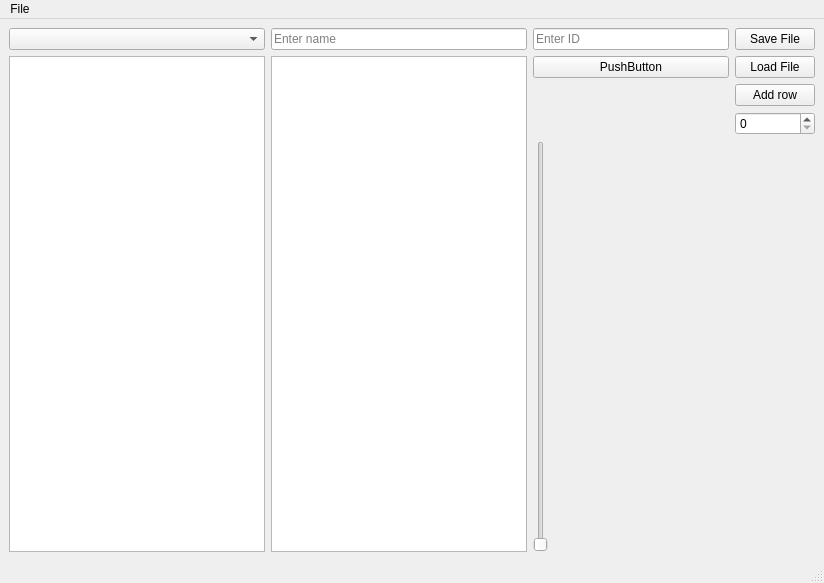
First picture: the form in src/ex_modelview/mainwindow.ui, repository dsba-z/week18cpp2021-modelview, before the edit.
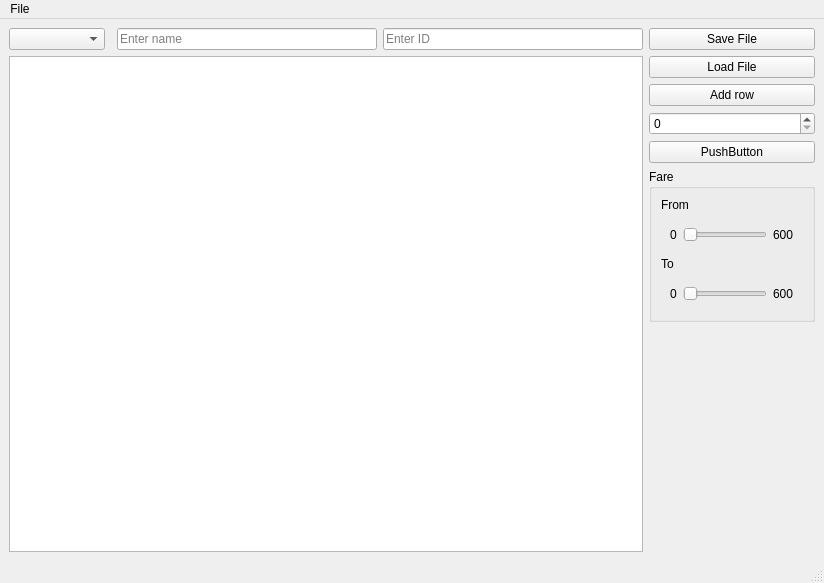
Second picture: the form after the edit.

```diff
--- a/src/ex_modelview/mainwindow.ui
+++ b/src/ex_modelview/mainwindow.ui
@@ -15,28 +15,14 @@
   </property>
   <widget class="QWidget" name="centralwidget">
    <layout class="QGridLayout" name="gridLayout">
-    <item row="6" column="5">
+    <item row="6" column="6" colspan="3">
      <widget class="QSpinBox" name="spinBox">
       <property name="maximum">
        <number>999</number>
       </property>
      </widget>
     </item>
-    <item row="5" column="5">
-     <widget class="QPushButton" name="addRowButton">
-      <property name="text">
-       <string>Add row</string>
-      </property>
-     </widget>
-    </item>
-    <item row="4" column="5">
-     <widget class="QPushButton" name="loadButton">
-      <property name="text">
-       <string>Load File</string>
-      </property>
-     </widget>
-    </item>
-    <item row="7" column="5">
+    <item row="13" column="6">
      <spacer name="verticalSpacer">
       <property name="orientation">
        <enum>Qt::Vertical</enum>
@@ -49,20 +35,28 @@
       </property>
      </spacer>
     </item>
-    <item row="4" column="3" rowspan="4">
-     <widget class="QTableView" name="tableDetailsView"/>
+    <item row="4" column="6" colspan="3">
+     <widget class="QPushButton" name="loadButton">
+      <property name="text">
+       <string>Load File</string>
+      </property>
+     </widget>
     </item>
-    <item row="4" column="1" rowspan="4">
-     <widget class="QTableView" name="tableView"/>
+    <item row="5" column="6" colspan="3">
+     <widget class="QPushButton" name="addRowButton">
+      <property name="text">
+       <string>Add row</string>
+      </property>
+     </widget>
     </item>
-    <item row="4" column="4">
+    <item row="7" column="6" colspan="3">
      <widget class="QPushButton" name="pushButton">
       <property name="text">
        <string>PushButton</string>
       </property>
      </widget>
     </item>
-    <item row="0" column="5">
+    <item row="0" column="6" colspan="3">
      <widget class="QPushButton" name="saveButton">
       <property name="text">
        <string>Save File</string>
@@ -83,6 +77,86 @@
       </property>
      </widget>
     </item>
+    <item row="8" column="6" colspan="3">
+     <widget class="QGroupBox" name="fareGroupBox">
+      <property name="title">
+       <string>Fare</string>
+      </property>
+      <layout class="QVBoxLayout" name="verticalLayout">
+       <item>
+        <widget class="QLabel" name="fareFromLabel">
+         <property name="text">
+          <string>From</string>
+         </property>
+        </widget>
+       </item>
+       <item>
+        <widget class="QWidget" name="widget" native="true">
+         <layout class="QHBoxLayout" name="horizontalLayout">
+          <item>
+           <widget class="QLabel" name="fareFromMinLabel">
+            <property name="text">
+             <string>0</string>
+            </property>
+           </widget>
+          </item>
+          <item>
+           <widget class="QSlider" name="fareFromSlider">
+            <property name="orientation">
+             <enum>Qt::Horizontal</enum>
+            </property>
+           </widget>
+          </item>
+          <item>
+           <widget class="QLabel" name="fareFromMaLabel">
+            <property name="text">
+             <string>600</string>
+            </property>
+           </widget>
+          </item>
+         </layout>
+        </widget>
+       </item>
+       <item>
+        <widget class="QLabel" name="fareToLabel">
+         <property name="text">
+          <string>To</string>
+         </property>
+        </widget>
+       </item>
+       <item>
+        <widget class="QWidget" name="widget_2" native="true">
+         <layout class="QHBoxLayout" name="horizontalLayout_2">
+          <item>
+           <widget class="QLabel" name="fareToMinLabel">
+            <property name="text">
+             <string>0</string>
+            </property>
+           </widget>
+          </item>
+          <item>
+           <widget class="QSlider" name="fareToSlider">
+            <property name="orientation">
+             <enum>Qt::Horizontal</enum>
+            </property>
+           </widget>
+          </item>
+          <item>
+           <widget class="QLabel" name="fareToMaxLabel">
+            <property name="text">
+             <string>600</string>
+            </property>
+           </widget>
+          </item>
+         </layout>
+        </widget>
+       </item>
+      </layout>
+     </widget>
+    </item>
+    <item row="4" column="1" rowspan="10" colspan="4">
+     <widget class="QTableView" name="tableDetailsView"/>
+    </item>
     <item row="0" column="4">
      <widget class="QLineEdit" name="lineEdit">
       <property name="placeholderText">
@@ -90,13 +164,6 @@
       </property>
      </widget>
     </item>
-    <item row="7" column="4">
-     <widget class="QSlider" name="verticalSlider">
-      <property name="orientation">
-       <enum>Qt::Vertical</enum>
-      </property>
-     </widget>
-    </item>
    </layout>
   </widget>
   <widget class="QMenuBar" name="menubar">
```
Left out of the diff: 2 changed lines with no effect on the pictures.
